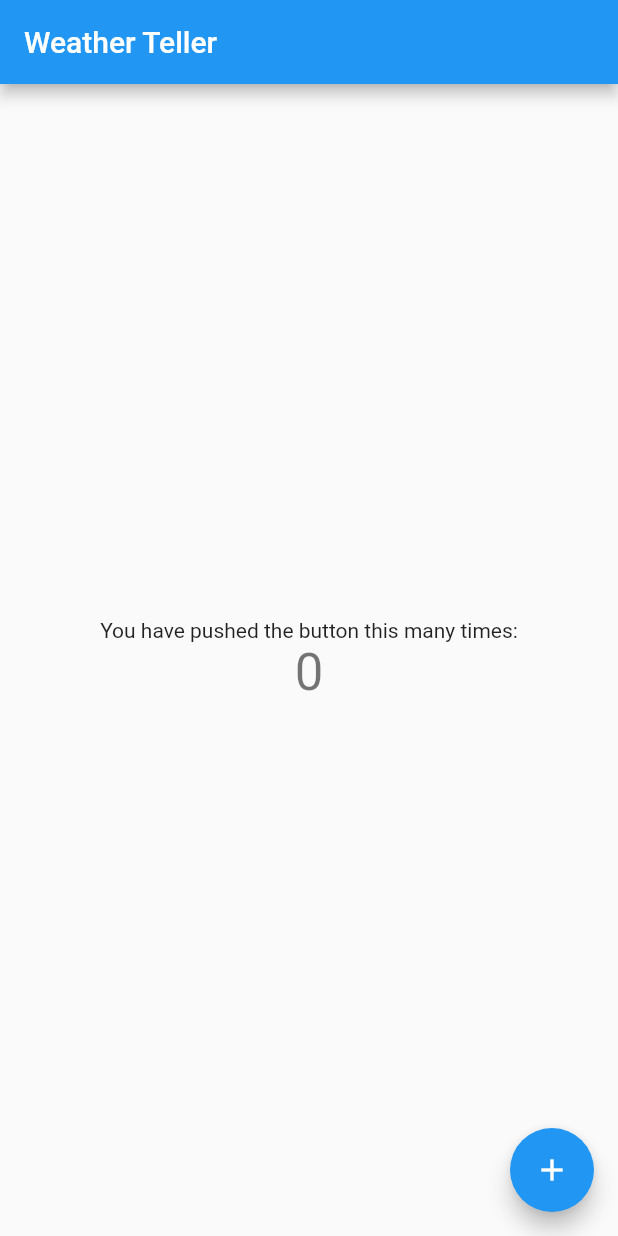
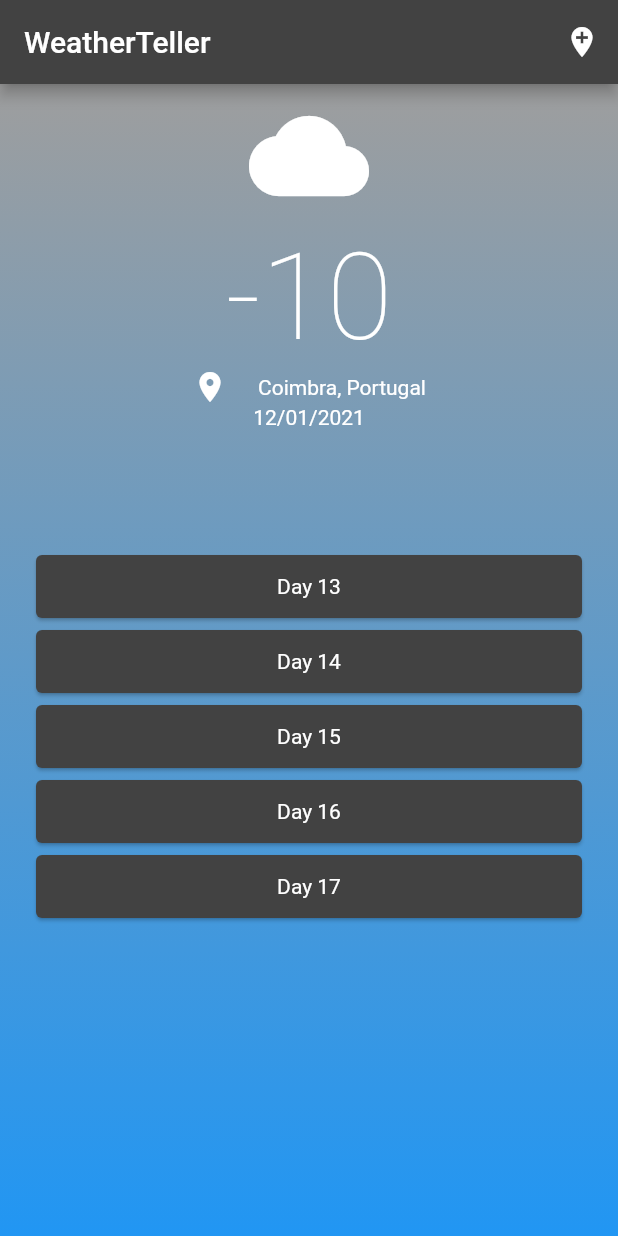
Before and after one commit to Zigko/WeatherTeller, a Flutter app: the screen it shows after launch, on a phone screen of 412 x 824 dp. Run offline on Flutter 3.47's test engine with Material 2 defaults, Android fonts, the phone set to English and light mode, and no system bars; missing offline and left inert: dart:js.

Commit message:
Home page design

```diff
--- /dev/null
+++ b/weather_teller/lib/DetailsScrenn.dart
@@ -0,0 +1,13 @@
+import 'package:flutter/material.dart';
+
+class DetailsScreen extends StatelessWidget {
+  const DetailsScreen({Key? key}) : super(key: key);
+
+  @override
+  Widget build(BuildContext context) {
+    return Scaffold(
+      appBar: AppBar(),
+      body: Container(),
+    );
+  }
+}
--- /dev/null
+++ b/weather_teller/lib/HomeScreen.dart
@@ -0,0 +1,125 @@
+import 'dart:js';
+
+import 'package:flutter/material.dart';
+import 'package:weather_teller/WeatherAPI.dart';
+
+class HomeScreen extends StatelessWidget {
+  HomeScreen({Key? key}) : super(key: key);
+
+  @override
+  Widget build(BuildContext context) {
+    return Scaffold(
+      appBar: AppBar(
+        title: Text('WeatherTeller'),
+        actions: [
+          IconButton(
+              onPressed: () {
+                Navigator.pushNamed(context, '/details');
+              },
+              icon: Icon(Icons.add_location))
+        ],
+      ),
+      body: Container(
+        decoration: BoxDecoration(
+          gradient: LinearGradient(
+            colors: [
+              Colors.grey.shade500,
+              Colors.blue,
+            ],
+            begin: Alignment.topCenter,
+            end: Alignment.bottomCenter,
+          ),
+        ),
+        child: Padding(
+          padding: const EdgeInsets.only(
+            left: 20,
+            right: 20,
+          ),
+          child: Column(
+            mainAxisAlignment: MainAxisAlignment.start,
+            crossAxisAlignment: CrossAxisAlignment.stretch,
+            children: [
+              _cloudIcon(),
+              _temprature(),
+              _location(),
+              _date(),
+              _weekPrediction(),
+            ],
+          ),
+        ),
+      ),
+    );
+  }
+
+  final days = ['Day 13', 'Day 14', 'Day 15', 'Day 16', 'Day 17'];
+
+  _weekPrediction() {
+    return Padding(
+      padding: const EdgeInsets.only(top: 80.0),
+      child: Container(
+        height: 50 * 5,
+        child: ListView.builder(
+          scrollDirection: Axis.vertical,
+          itemCount: days.length,
+          itemBuilder: (context, index) {
+            return Container(
+              height: 50,
+              child: Card(
+                child: Center(
+                  child: Text('${days[index]}'),
+                ),
+              ),
+            );
+          },
+        ),
+      ),
+    );
+  }
+
+  _temprature() {
+    return Column(
+      //crossAxisAlignment: CrossAxisAlignment.start,
+      children: const [
+        Text(
+          '-10',
+          style: TextStyle(fontSize: 80, fontWeight: FontWeight.w100),
+        ),
+      ],
+    );
+  }
+
+  _location() {
+    return Row(
+      mainAxisAlignment: MainAxisAlignment.center,
+      //crossAxisAlignment: CrossAxisAlignment.center,
+      children: const [
+        Icon(Icons.place),
+        SizedBox(
+          width: 20,
+        ),
+        Text('Coimbra, Portugal'),
+      ],
+    );
+  }
+
+  _date() {
+    return Column(
+      children: const [
+        SizedBox(
+          width: 20,
+        ),
+        Text('12/01/2021'),
+      ],
+    );
+  }
+
+  _cloudIcon() {
+    return const Padding(
+      padding: EdgeInsets.all(8.0),
+      child: Icon(
+        Icons.cloud,
+        size: 80,
+      ),
+    );
+  }
+}
--- a/weather_teller/lib/main.dart
+++ b/weather_teller/lib/main.dart
@@ -1,4 +1,6 @@
 import 'package:flutter/material.dart';
+import 'package:weather_teller/DetailsScrenn.dart';
+import 'package:weather_teller/HomeScreen.dart';
 
 void main() {
   runApp(const MyApp());
@@ -13,93 +15,92 @@ class MyApp extends StatelessWidget {
       title: 'Flutter Demo',
       theme: ThemeData(
         primarySwatch: Colors.blue,
+        brightness: Brightness.dark,
+        scaffoldBackgroundColor: Colors.blue,
       ),
-      home: const MyHomePage(title: 'Weather Teller'),
+      initialRoute: '/',
+      routes: {'/': (_) => HomeScreen(), '/details': (_) => DetailsScreen()},
     );
   }
 }
 
-class MyHomePage extends StatefulWidget {
-  const MyHomePage({Key? key, required this.title}) : super(key: key);
-
-  // This widget is the home page of your application. It is stateful, meaning
-  // that it has a State object (defined below) that contains fields that affect
-  // how it looks.
-
-  // This class is the configuration for the state. It holds the values (in this
-  // case the title) provided by the parent (in this case the App widget) and
-  // used by the build method of the State. Fields in a Widget subclass are
-  // always marked "final".
-
-  final String title;
-
-  @override
-  State<MyHomePage> createState() => _MyHomePageState();
-}
-
-class _MyHomePageState extends State<MyHomePage> {
-  int _counter = 0;
-
-  void _incrementCounter() {
-    setState(() {
-      // This call to setState tells the Flutter framework that something has
-      // changed in this State, which causes it to rerun the build method below
-      // so that the display can reflect the updated values. If we changed
-      // _counter without calling setState(), then the build method would not be
-      // called again, and so nothing would appear to happen.
-      _counter++;
-    });
-  }
-
-  @override
-  Widget build(BuildContext context) {
-    // This method is rerun every time setState is called, for instance as done
-    // by the _incrementCounter method above.
-    //
-    // The Flutter framework has been optimized to make rerunning build methods
-    // fast, so that you can just rebuild anything that needs updating rather
-    // than having to individually change instances of widgets.
-    return Scaffold(
-      appBar: AppBar(
-        // Here we take the value from the MyHomePage object that was created by
-        // the App.build method, and use it to set our appbar title.
-        title: Text(widget.title),
-      ),
-      body: Center(
-        // Center is a layout widget. It takes a single child and positions it
-        // in the middle of the parent.
-        child: Column(
-          // Column is also a layout widget. It takes a list of children and
-          // arranges them vertically. By default, it sizes itself to fit its
-          // children horizontally, and tries to be as tall as its parent.
-          //
-          // Invoke "debug painting" (press "p" in the console, choose the
-          // "Toggle Debug Paint" action from the Flutter Inspector in Android
-          // Studio, or the "Toggle Debug Paint" command in Visual Studio Code)
-          // to see the wireframe for each widget.
-          //
-          // Column has various properties to control how it sizes itself and
-          // how it positions its children. Here we use mainAxisAlignment to
-          // center the children vertically; the main axis here is the vertical
-          // axis because Columns are vertical (the cross axis would be
-          // horizontal).
-          mainAxisAlignment: MainAxisAlignment.center,
-          children: <Widget>[
-            const Text(
-              'You have pushed the button this many times:',
-            ),
-            Text(
-              '$_counter',
-              style: Theme.of(context).textTheme.headline4,
-            ),
-          ],
-        ),
-      ),
-      floatingActionButton: FloatingActionButton(
-        onPressed: _incrementCounter,
-        tooltip: 'Increment',
-        child: const Icon(Icons.add),
-      ), // This trailing comma makes auto-formatting nicer for build methods.
-    );
-  }
-}
+// class MyHomePage extends StatefulWidget {
+//   const MyHomePage({Key? key, required this.title}) : super(key: key);
+//
+//   // This widget is the home page of your application. It is stateful, meaning
+//   // that it has a State object (defined below) that contains fields that affect
+//   // how it looks.
+//
+//   // This class is the configuration for the state. It holds the values (in this
+//   // case the title) provided by the parent (in this case the App widget) and
+//   // used by the build method of the State. Fields in a Widget subclass are
+//   // always marked "final".
+//
+//   final String title;
+//
+//   @override
+//   State<MyHomePage> createState() => _MyHomePageState();
+// }
+//
+// class _MyHomePageState extends State<MyHomePage> {
+//   int _counter = 0;
+//
+//   void _incrementCounter() {
+//     setState(() {
+//       _counter++;
+//     });
+//   }
+//
+//   @override
+//   Widget build(BuildContext context) {
+//     // This method is rerun every time setState is called, for instance as done
+//     // by the _incrementCounter method above.
+//     //
+//     // The Flutter framework has been optimized to make rerunning build methods
+//     // fast, so that you can just rebuild anything that needs updating rather
+//     // than having to individually change instances of widgets.
+//     return Scaffold(
+//       appBar: AppBar(
+//         // Here we take the value from the MyHomePage object that was created by
+//         // the App.build method, and use it to set our appbar title.
+//         title: Text(widget.title),
+//       ),
+//       body: Center(
+//         // Center is a layout widget. It takes a single child and positions it
+//         // in the middle of the parent.
+//         child: Column(
+//           // Column is also a layout widget. It takes a list of children and
+//           // arranges them vertically. By default, it sizes itself to fit its
+//           // children horizontally, and tries to be as tall as its parent.
+//           //
+//           // Invoke "debug painting" (press "p" in the console, choose the
+//           // "Toggle Debug Paint" action from the Flutter Inspector in Android
+//           // Studio, or the "Toggle Debug Paint" command in Visual Studio Code)
+//           // to see the wireframe for each widget.
+//           //
+//           // Column has various properties to control how it sizes itself and
+//           // how it positions its children. Here we use mainAxisAlignment to
+//           // center the children vertically; the main axis here is the vertical
+//           // axis because Columns are vertical (the cross axis would be
+//           // horizontal).
+//           mainAxisAlignment: MainAxisAlignment.start,
+//           children: <Widget>[
+//             const Text(
+//               'City: Coimbra',
+//               style: TextStyle(fontSize: 30),
+//             ),
+//             Text(
+//               '$_counter ',
+//               style: Theme.of(context).textTheme.headline4,
+//             ),
+//           ],
+//         ),
+//       ),
+//       floatingActionButton: FloatingActionButton(
+//         onPressed: _incrementCounter,
+//         tooltip: 'Increment',
+//         child: const Icon(Icons.add),
+//       ), // This trailing comma makes auto-formatting nicer for build methods.
+//     );
+//   }
+// }
--- a/weather_teller/pubspec.yaml
+++ b/weather_teller/pubspec.yaml
@@ -37,6 +37,7 @@ dependencies:
   intl: ^0.17.0
   location: ^4.3.0
   http: ^0.13.4
+  shared_preferences: ^2.0.12
 
 dev_dependencies:
   flutter_test:
```
Also changed, not shown: weather_teller/pubspec.lock.
